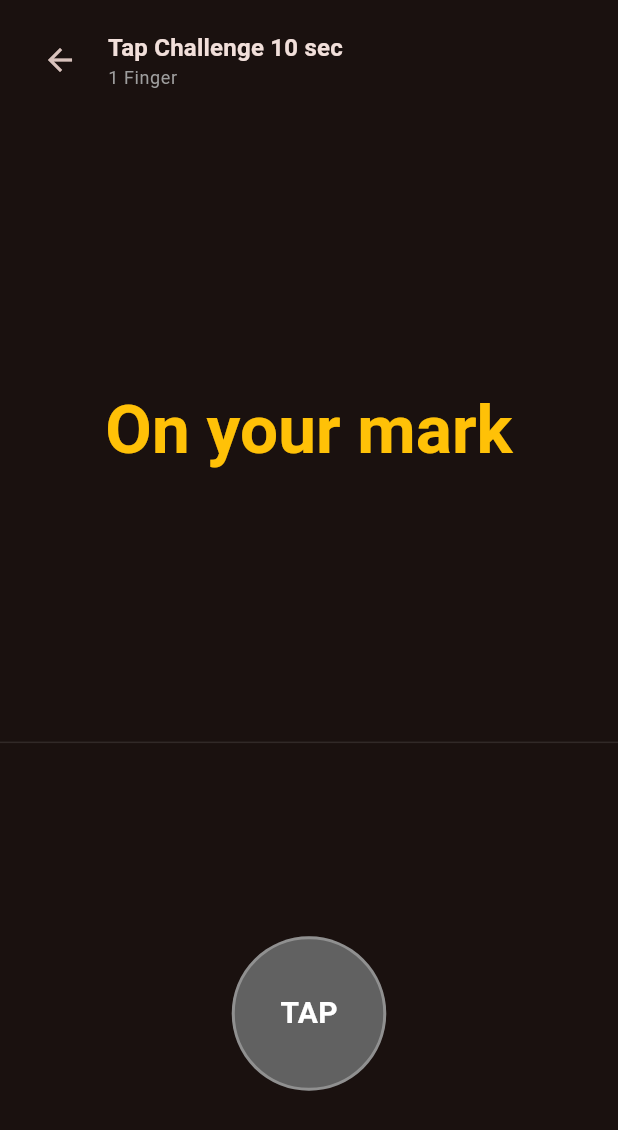
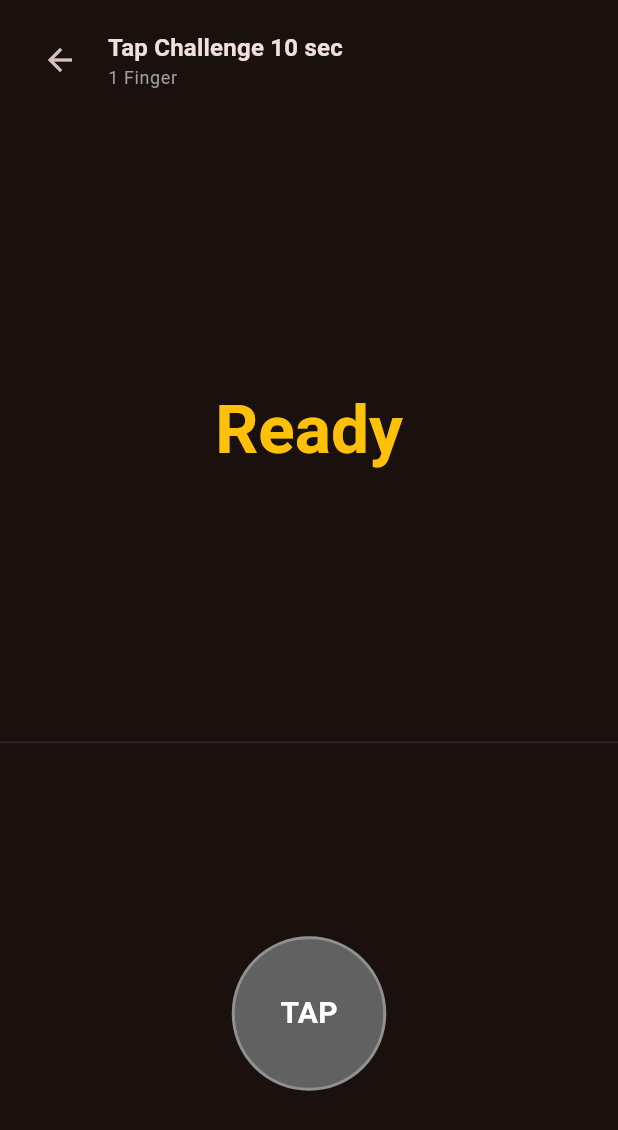
Before and after one commit to djin-3/running_fingers, a Flutter app: the GameScreen screen opened directly with empty values, after a tap on "Start", on a phone screen of 412 x 824 dp. Shown: the top 1130 px of the screen. Run offline on Flutter 3.47's test engine with Material 3 defaults, Android fonts, the phone set to English and light mode, and no system bars; our stand-ins replace audioplayers, confetti, share_plus, shared_preferences, wakelock_plus; accounts and stored records are empty.

Commit message:
feat: スタート合図をReady→無音待機→Go!!に変更

```diff
--- a/lib/screens/game_screen.dart
+++ b/lib/screens/game_screen.dart
@@ -609,51 +609,28 @@ class _GameScreenState extends State<GameScreen>
     );
   }
 
-  /// "On your mark" / "Set" 準備フェーズ
+  /// "Ready" / 無音待機フェーズ
   ///
-  /// フェードのみで穏やかに切り替え（スケールなし）。
+  /// "Ready" 表示後テキストが消え、ランダム待機後 "Go!" が出る。
   Widget _buildPreparationView(BuildContext context) {
-    final isOnYourMark = _gameState.phase == GamePhase.onYourMark;
-    final text = isOnYourMark ? 'On your mark' : 'Set';
-    final color = isOnYourMark ? Colors.amber : Colors.orange;
+    final isReady = _gameState.phase == GamePhase.onYourMark;
 
     return AnimatedSwitcher(
-      duration: const Duration(milliseconds: 500),
+      duration: const Duration(milliseconds: 400),
       transitionBuilder: (child, animation) {
-        // フェードのみ: スケールなしで穏やかに切り替え
         return FadeTransition(opacity: animation, child: child);
       },
       child: Center(
-        key: ValueKey(text),
-        child: Column(
-          mainAxisAlignment: MainAxisAlignment.center,
-          children: [
-            // "Set" はパルスで緊張感、"On your mark" は静的表示
-            if (!isOnYourMark)
-              AnimatedBuilder(
-                animation: _setPulseAnim,
-                builder: (context, child) => Transform.scale(
-                  scale: _setPulseAnim.value,
-                  child: child,
-                ),
-                child: Text(
-                  text,
-                  style: Theme.of(context).textTheme.displayMedium?.copyWith(
-                        color: color,
-                        fontWeight: FontWeight.bold,
-                      ),
-                ),
-              )
-            else
-              Text(
-                text,
+        key: ValueKey(isReady),
+        child: isReady
+            ? Text(
+                'Ready',
                 style: Theme.of(context).textTheme.displayMedium?.copyWith(
-                      color: color,
+                      color: Colors.amber,
                       fontWeight: FontWeight.bold,
                     ),
-              ),
-          ],
-        ),
+              )
+            : const SizedBox.shrink(),
       ),
     );
   }
```
